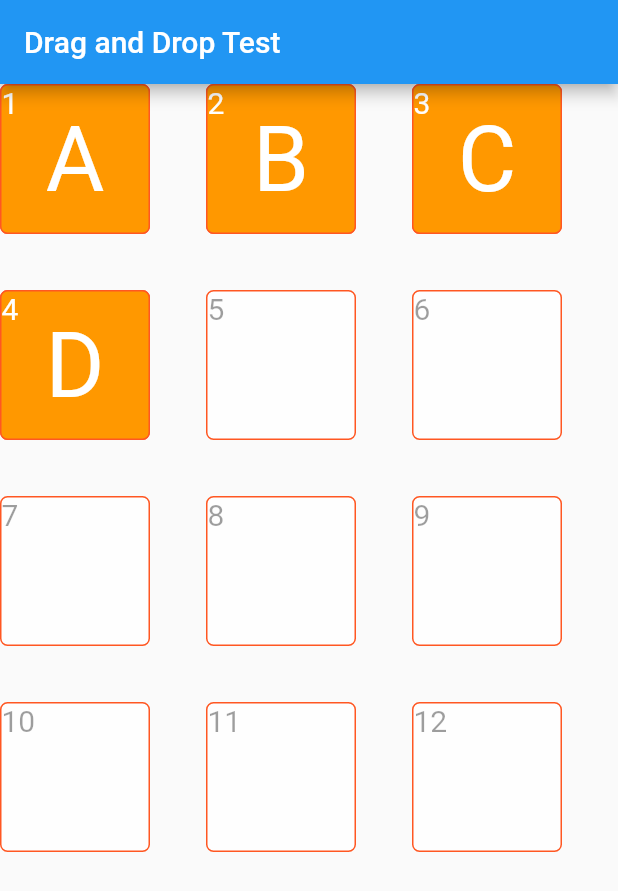
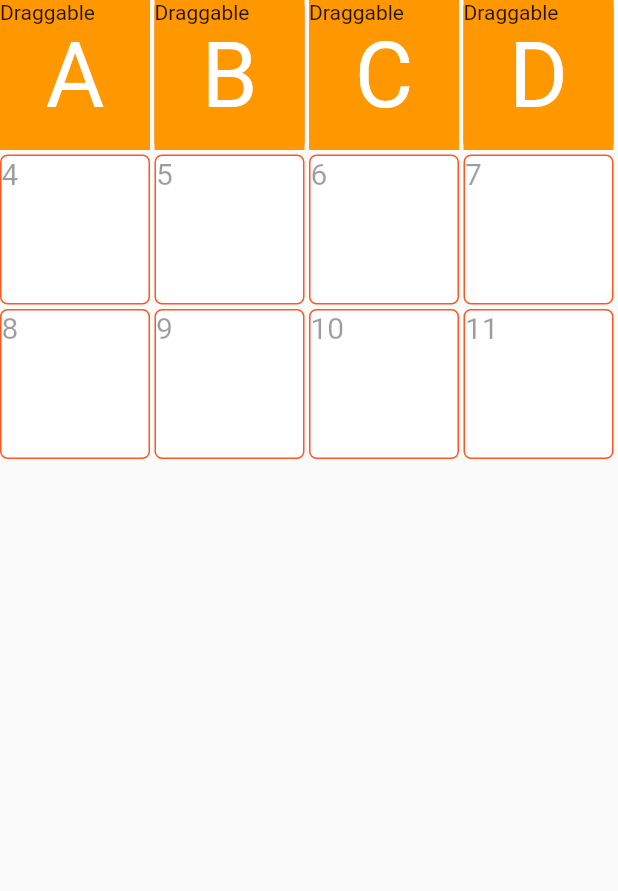
Before and after one commit to ume-bar/Draggable, a Flutter app: the screen it shows after launch, on a phone screen of 412 x 824 dp. Shown: the top 891 px of the screen. Run offline on Flutter 3.47's test engine with Material 2 defaults, Android fonts, the phone set to English and light mode, and no system bars.

Commit message:
fix draggable

```diff
--- a/lib/main.dart
+++ b/lib/main.dart
@@ -1,11 +1,11 @@
 import 'package:flutter/material.dart';
 
-class CategoryData {
-  CategoryData(
-      {required this.index, required this.name, required this.draggable});
-  int index = -1;
-  String name = "";
-  bool draggable = false;
+class Category {
+  int index;
+  String name;
+  bool draggable = true;
+
+  Category(this.index, this.name);
 }
 
 void main() {
@@ -17,44 +17,42 @@ class DraggableScreen extends StatelessWidget {
 
   @override
   Widget build(BuildContext context) {
-    return MaterialApp(
-      title: 'Flutter Demo',
-      theme: ThemeData(
-        primarySwatch: Colors.blue,
-      ),
-      home: const MyHomePage(title: 'Drag and Drop Test'),
+    return const MaterialApp(
+      home: DraggableTest(),
     );
   }
 }
 
-class MyHomePage extends StatefulWidget {
-  const MyHomePage({Key? key, required this.title}) : super(key: key);
-
-  final String title;
+class DraggableTest extends StatefulWidget {
+  const DraggableTest({Key? key}) : super(key: key);
 
   @override
-  State<MyHomePage> createState() => _DraggableState();
+  State<DraggableTest> createState() => DraggableTestState();
 }
 
-class _DraggableState extends State<MyHomePage> {
-  List<CategoryData> list = [];
-  _DraggableState() {
-    list.add(CategoryData(index: 1, name: "A", draggable: false));
-    list.add(CategoryData(index: 2, name: "B", draggable: false));
-    list.add(CategoryData(index: 3, name: "C", draggable: false));
-    list.add(CategoryData(index: 4, name: "D", draggable: false));
+class DraggableTestState extends State<DraggableTest> {
+  List<Category> list = List.generate(
+      4,
+      (index) =>
+          Category(index, String.fromCharCode(index + 'A'.codeUnits[0])));
+
+  int index = 0;
+
+  void updator() {
+    setState(() {
+      index = index + 1;
+    });
   }
+
+  DraggableTestState();
 
   @override
   Widget build(BuildContext context) {
     return Scaffold(
-      appBar: AppBar(
-        title: Text(widget.title),
-      ),
       body: GridView.extent(
-          maxCrossAxisExtent: 150,
-          children: List.generate(12, (index) {
-            return DragTargetItem(index + 1, list);
+          maxCrossAxisExtent: 120,
+          children: List.generate(12, (i) {
+            return DragTargetItem(i, list, updator);
           })),
     );
   }
@@ -62,13 +60,12 @@ class _DraggableState extends State<MyHomePage> {
 
 // ignore: must_be_immutable
 class DragTargetItem extends StatefulWidget {
-  int index = 0;
-  List<CategoryData> list = [];
-  DragTargetItem(int index, List<CategoryData> list, {Key? key})
-      : super(key: key) {
-    this.index = index;
-    this.list = list;
-  }
+  final int index;
+  final List<Category> list;
+  final Function() updator;
+
+  const DragTargetItem(this.index, this.list, this.updator, {Key? key})
+      : super(key: key);
   @override
   // ignore: library_private_types_in_public_api
   _DragTargetState createState() => _DragTargetState();
@@ -76,80 +73,14 @@ class DragTargetItem extends StatefulWidget {
 
 class _DragTargetState extends State<DragTargetItem> {
   bool willAccept = false;
-  bool willReject = false;
   @override
   Widget build(BuildContext context) {
     return Stack(children: <Widget>[
-      willReject
-          ? Container()
-          : DragTarget(
-              // ドラッグターゲットのウィジェット
+      DragTarget(
         builder: (context, candidateData, rejectedData) {
-                return dropWedget();
-              },
-              onAccept: (CategoryData? data) {
-                if (data != null && getData() == null) {
-                  print(data.index);
-                  print(widget.list);
-
-                  setState(() {
-                    // int a = data.index;
-                    data.index = widget.index;
-                    // widget.index = a;
-                  });
-                  print(data.index);
-                }
-                willAccept = false;
-                // willReject = false;
-              },
-              onWillAccept: (data) {
-                print("ターゲット確認 $data");
-                willAccept = true;
-                // willReject = true;
-                return true;
-              },
-              // onLeave: (data) {
-              //   willAccept = false;
-              //   // willReject = false;
-              // },
-            ),
-      getData() == null
-          ? Container()
-          : Draggable(
-              // feedbackをchildと同じにする
-              ignoringFeedbackSemantics: false,
-              data: getData(),
-              // DragTargetで受け入られた時呼び出される
-              onDragCompleted: () {
-                print("ドロップ完了");
-                setState(() {});
-              },
-              onDragStarted: () {
-                print(getData);
-                print("ドラッグ開始");
-                willAccept = true;
-                // willReject = true;
-                setState(() {});
-              },
-              onDragEnd: (data) {
-                print("ドラッグ終了: $data");
-                willAccept = false;
-                // willReject = false;
-              },
-              // ドラッグ中、ターゲットに当てられるウィジェット
-              feedback: itemWedget('B'),
-              // ドラッグアイテムの初期値のウィジェット
-              childWhenDragging: itemWedget('C'),
-              // ドラッグアイテムの下に位置するウィジェットでレイアウト可能
-              child: itemWedget('A'),
-            ),
-    ]);
-  }
-
-  Widget dropWedget() {
           return Container(
-      width: 100.0,
-      height: 100.0,
+            width: 100,
+            height: 100,
             decoration: BoxDecoration(
                 color: willAccept ? Colors.orangeAccent : Colors.white70,
                 border: Border.all(color: Colors.deepOrange),
@@ -157,26 +88,80 @@ class _DragTargetState extends State<DragTargetItem> {
             child: Text(widget.index.toString(),
                 style: const TextStyle(color: Colors.black38, fontSize: 20.0)),
           );
+        },
+        onAccept: (Category? data) {
+          if (category() == null) {
+            setState(() {
+              data?.index = widget.index;
+            });
+          } else {
+            setState(() {
+              final cat = widget.list
+                  .firstWhere((category) => category.index == widget.index);
+              final cat2 = widget.list
+                  .firstWhere((category) => category.index == data!.index);
+              final tmp = cat.index;
+              cat.index = cat2.index;
+              cat2.index = tmp;
+              widget.updator();
+            });
+          }
+          willAccept = false;
+        },
+        onWillAccept: (data) {
+          willAccept = true;
+          return true;
+        },
+        onMove: (data) {
+          setState(() {});
+        },
+        onLeave: (data) {
+          willAccept = false;
+        },
+      ),
+      if (category() != null && category()!.draggable)
+        Draggable(
+          ignoringFeedbackSemantics: false,
+          data: category(),
+          onDragCompleted: () {
+            setState(() {
+              for (var d in widget.list) {
+                d.draggable = true;
+              }
+              widget.updator();
+            });
+          },
+          onDragUpdate: (detail) {
+            setState(() {});
+          },
+          onDragStarted: () {
+            willAccept = true;
+            setState(() {
+              for (var d in widget.list) {
+                d.draggable = false;
+              }
+              widget.updator();
+            });
+          },
+          onDragEnd: (data) {
+            willAccept = false;
+          },
+          feedback: draggableWidget(),
+          childWhenDragging: draggableWidget(),
+          child: draggableWidget(),
+        ),
+      if (category() != null && category()!.draggable) const Text("Draggable")
+    ]);
   }
 
-  Widget itemWedget(String m) {
+  Widget draggableWidget() {
     return Container(
-        width: 100.0,
-        height: 100.0,
-        decoration: BoxDecoration(
-            color: (m == 'C') ? Colors.orangeAccent : Colors.orange,
-            border: Border.all(color: Colors.deepOrange),
-            borderRadius: BorderRadius.circular(5)),
+        width: 100,
+        height: 100,
+        decoration: const BoxDecoration(color: Colors.orange),
         child: Stack(children: <Widget>[
-          (m == 'A')
-              ? Text(widget.index.toString(),
-                  style: const TextStyle(
-                      color: Colors.white,
-                      fontSize: 20.0,
-                      decoration: TextDecoration.none))
-              : Container(),
           Center(
-              child: Text(getName(),
+              child: Text(category()?.name ?? widget.index.toString(),
                   style: const TextStyle(
                       color: Colors.white,
                       fontSize: 60.0,
@@ -184,13 +169,8 @@ class _DragTargetState extends State<DragTargetItem> {
         ]));
   }
 
-// １２個あるウィジェットの中にあるインスタンスのindexを照合
-  CategoryData? getData() {
+  Category? category() {
     final i = widget.list.indexWhere(((item) => item.index == widget.index));
     return i >= 0 ? widget.list[i] : null;
   }
-
-  String getName() {
-    return getData() != null ? getData()!.name : "";
 }
-}
```
Lines whose indentation alone changed are shown as unchanged.
